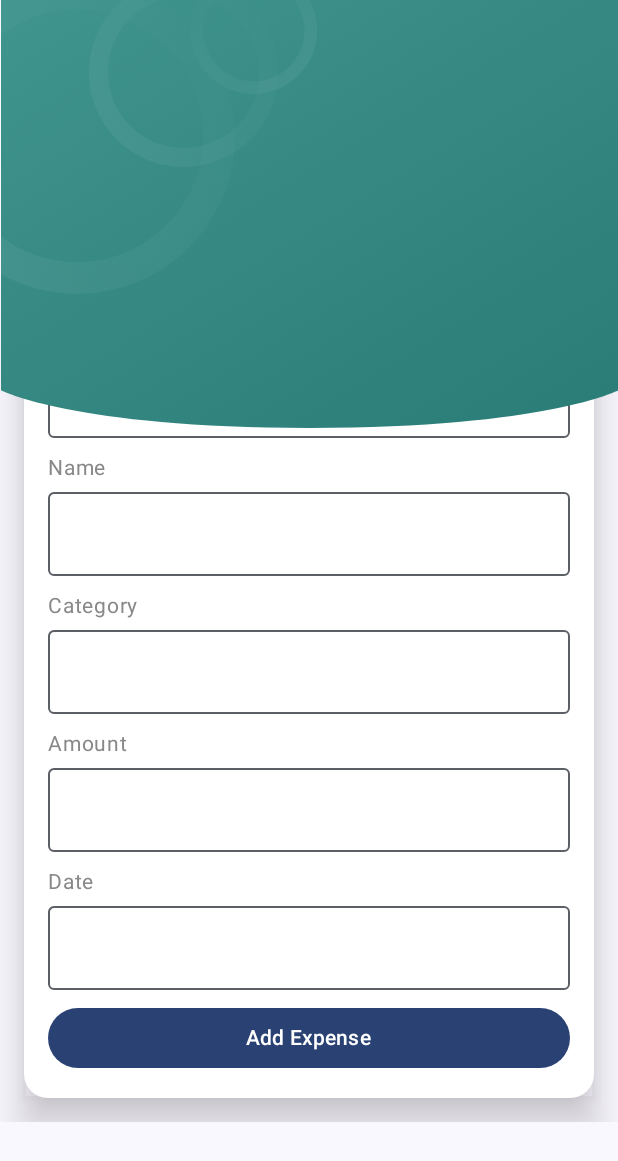
After one commit to SahibSingh1311/Money-Map, an Android app built with Jetpack Compose: the composable AddExpense shown on its own in the app's theme, on a phone screen of 412 x 824 dp. The commit adds this screen. Shown: the top 1161 px of the screen. Run offline under Robolectric (Android 15) with nearby library versions, the phone set to English and light mode, and no system bars; our stand-ins replace constraintlayout-compose.

Commit message:
Created Add Transaction Screen

```diff
--- /dev/null
+++ b/app/src/main/java/com/example/moneymap/addexpense/AddExpense.kt
@@ -0,0 +1,131 @@
+package com.example.moneymap.addexpense
+
+import androidx.compose.foundation.Image
+import androidx.compose.foundation.background
+import androidx.compose.foundation.layout.Box
+import androidx.compose.foundation.layout.Column
+import androidx.compose.foundation.layout.Spacer
+import androidx.compose.foundation.layout.fillMaxSize
+import androidx.compose.foundation.layout.fillMaxWidth
+import androidx.compose.foundation.layout.padding
+import androidx.compose.foundation.layout.size
+import androidx.compose.foundation.rememberScrollState
+import androidx.compose.foundation.shape.RoundedCornerShape
+import androidx.compose.foundation.verticalScroll
+import androidx.compose.material3.Button
+import androidx.compose.material3.OutlinedTextField
+import androidx.compose.material3.Surface
+import androidx.compose.material3.Text
+import androidx.compose.runtime.Composable
+import androidx.compose.ui.Alignment
+import androidx.compose.ui.Modifier
+import androidx.compose.ui.draw.clip
+import androidx.compose.ui.draw.shadow
+import androidx.compose.ui.graphics.Color
+import androidx.compose.ui.res.painterResource
+import androidx.compose.ui.text.font.FontWeight
+import androidx.compose.ui.tooling.preview.Preview
+import androidx.compose.ui.unit.dp
+import androidx.compose.ui.unit.sp
+import androidx.constraintlayout.compose.ConstraintLayout
+import com.example.moneymap.R
+
+@Composable
+fun AddExpense() {
+    Surface(modifier = Modifier.fillMaxSize()) {
+        ConstraintLayout(modifier = Modifier.fillMaxSize()) {
+            val (nameRow, list, card, topBar) = createRefs()
+            Image(painter = painterResource(id = R.drawable.ic_topbar),
+                contentDescription = null,
+                modifier = Modifier.constrainAs(topBar) {
+                    top.linkTo(parent.top)
+                    start.linkTo(parent.start)
+                    end.linkTo(parent.end)
+                })
+
+            Box(modifier = Modifier
+                .fillMaxWidth()
+                .padding(top = 60.dp, start = 16.dp, end = 16.dp)
+                .constrainAs(nameRow) {
+                    top.linkTo(parent.top)
+                    start.linkTo(parent.start)
+                    end.linkTo(parent.end)
+                }) {
+                Text(
+                    text = "Add Expense",
+                    fontSize = 20.sp,
+                    fontWeight = FontWeight.Bold,
+                    color = Color.White,
+                    modifier = Modifier
+                        .padding(16.dp)
+                        .align(Alignment.TopCenter)
+                )
+                Image(
+                    painter = painterResource(id = R.drawable.dots_menu),
+                    contentDescription = "Menu",
+                    modifier = Modifier.align(Alignment.CenterEnd)
+                )
+                Image(
+                    painter = painterResource(id = R.drawable.ic_back),
+                    contentDescription = "Menu",
+                    modifier = Modifier.align(Alignment.CenterStart)
+                )
+            }
+            DataForm(modifier = Modifier
+                .padding(top = 60.dp)
+                .constrainAs(card) {
+                    top.linkTo(nameRow.bottom)
+                    start.linkTo(parent.start)
+                    end.linkTo(parent.end)
+                }
+                .verticalScroll(rememberScrollState()))
+        }
+    }
+}
+
+@Composable
+fun DataForm(modifier: Modifier) {
+
+    Column(
+        modifier = modifier
+            .padding(16.dp)
+            .fillMaxWidth()
+            .shadow(16.dp)
+            .clip(RoundedCornerShape(16.dp))
+            .background(Color.White)
+            .padding(16.dp)
+    ) {
+
+        //Some of the fields will be a drop down list and
+        //the date will be a date picker
+
+        DataFormTextFieldItem(title = "Type")
+
+        DataFormTextFieldItem(title = "Name")
+
+        DataFormTextFieldItem(title = "Category")
+
+        DataFormTextFieldItem(title = "Amount")
+
+        DataFormTextFieldItem(title = "Date")
+
+        Button(onClick = { /*TODO*/ }, modifier = Modifier.fillMaxWidth()) {
+            Text(text = "Add Expense", fontSize = 14.sp, color = Color.White)
+        }
+    }
+}
+
+@Composable
+fun DataFormTextFieldItem(title: String) {
+    Text(text = title, fontSize = 14.sp, color = Color.Gray)
+    Spacer(modifier = Modifier.size(4.dp))
+    OutlinedTextField(value = "", onValueChange = {}, modifier = Modifier.fillMaxWidth())
+    Spacer(modifier = Modifier.size(8.dp))
+
+}
+
+@Composable
+@Preview(showBackground = true)
+fun AddExpensePreview() {
+    AddExpense()
+}
--- a/app/src/main/java/com/example/moneymap/homescreen/components/transaction/TransactionItem.kt
+++ b/app/src/main/java/com/example/moneymap/homescreen/components/transaction/TransactionItem.kt
@@ -15,6 +15,7 @@ import androidx.compose.ui.Alignment
 import androidx.compose.ui.Modifier
 import androidx.compose.ui.graphics.Color
 import androidx.compose.ui.res.painterResource
+import androidx.compose.ui.text.font.FontWeight
 import androidx.compose.ui.unit.dp
 import androidx.compose.ui.unit.sp
 
@@ -39,7 +40,7 @@ fun TransactionItem(
             )
             Spacer(modifier = Modifier.size(8.dp))
             Column {
-                Text(text = title, fontSize = 16.sp)
+                Text(text = title, fontSize = 16.sp, fontWeight = FontWeight.Medium)
                 Text(text = date, fontSize = 12.sp)
             }
         }
@@ -47,6 +48,7 @@ fun TransactionItem(
             text = amount,
             fontSize = 20.sp,
             color = color,
+            fontWeight = FontWeight.SemiBold,
             modifier = Modifier.align(Alignment.CenterEnd)
         )
     }
```
